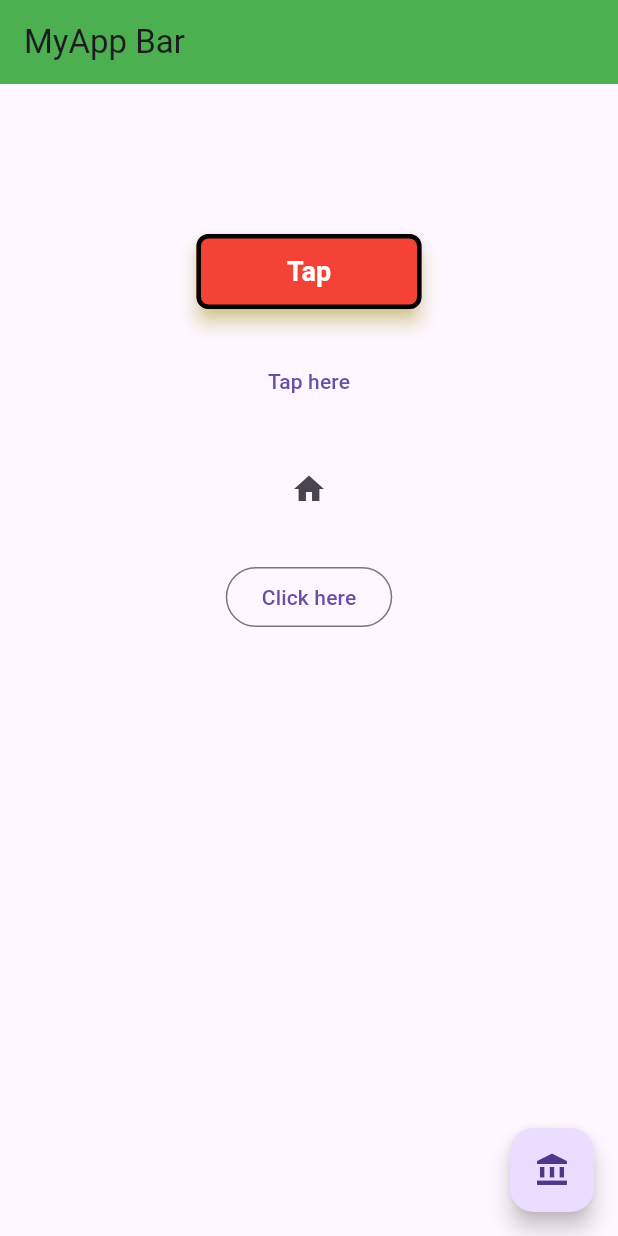
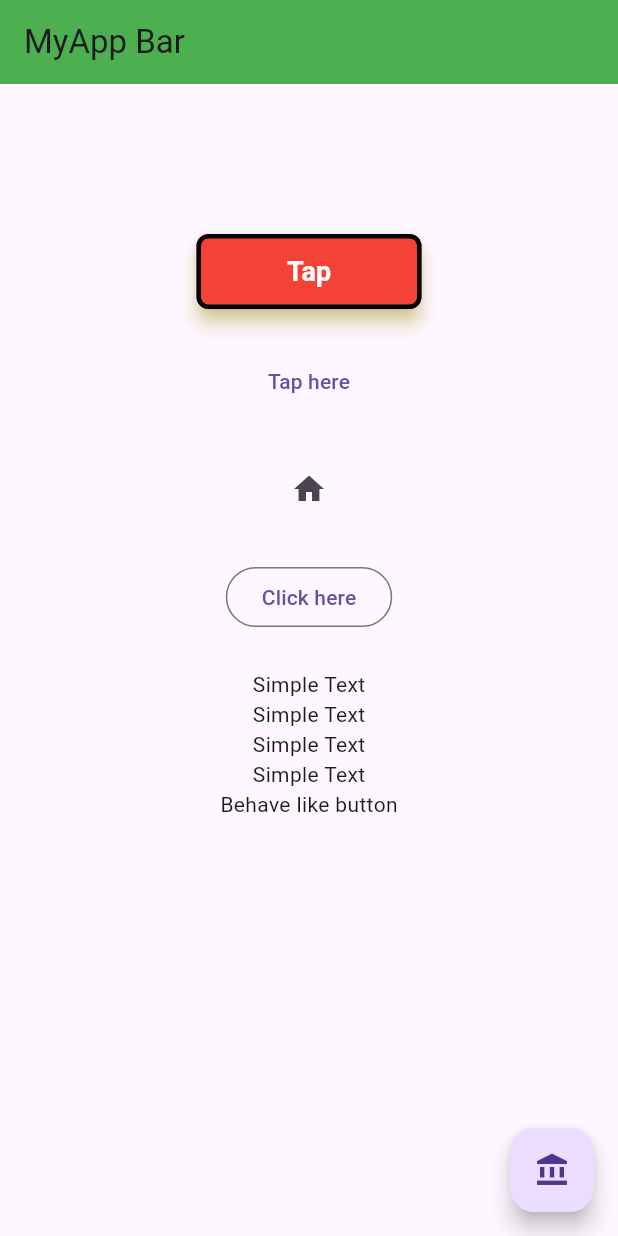
Before and after one commit to hannanmiyaji/flutter, a Flutter app: the screen it shows after launch, on a phone screen of 412 x 824 dp. Run offline on Flutter 3.47's test engine with Material 3 defaults, Android fonts, the phone set to English and light mode, and no system bars.

Commit message:
AppBar Radius,ElevatedButton,TextButton,IconButton,OutlinedButton,FloationgActionButton,Border & BorderSide Colors,InWell,GestureDetector.

```diff
--- a/lib/main.dart
+++ b/lib/main.dart
@@ -81,6 +81,30 @@ class HomeActivity extends StatelessWidget {
                   print('Tapped text button');
                 },
                 child: Text("Click here")),
+            SizedBox(height: 24),
+            GestureDetector(
+              onTap: () {
+                print("Just one click");
+              },
+              onDoubleTap: () {
+                print("Double tapped");
+              },
+              child: Column(
+                children: [
+                  Text("Simple Text"),
+                  Text("Simple Text"),
+                  Text("Simple Text"),
+                  Text("Simple Text"),
+                ],
+              ),
+            ),
+            InkWell(
+              splashColor: Colors.orange,
+              onTap: () {
+                print("In Well");
+              },
+              child: Text('Behave like button'),
+            ),
           ],
         ),
       ),
```
